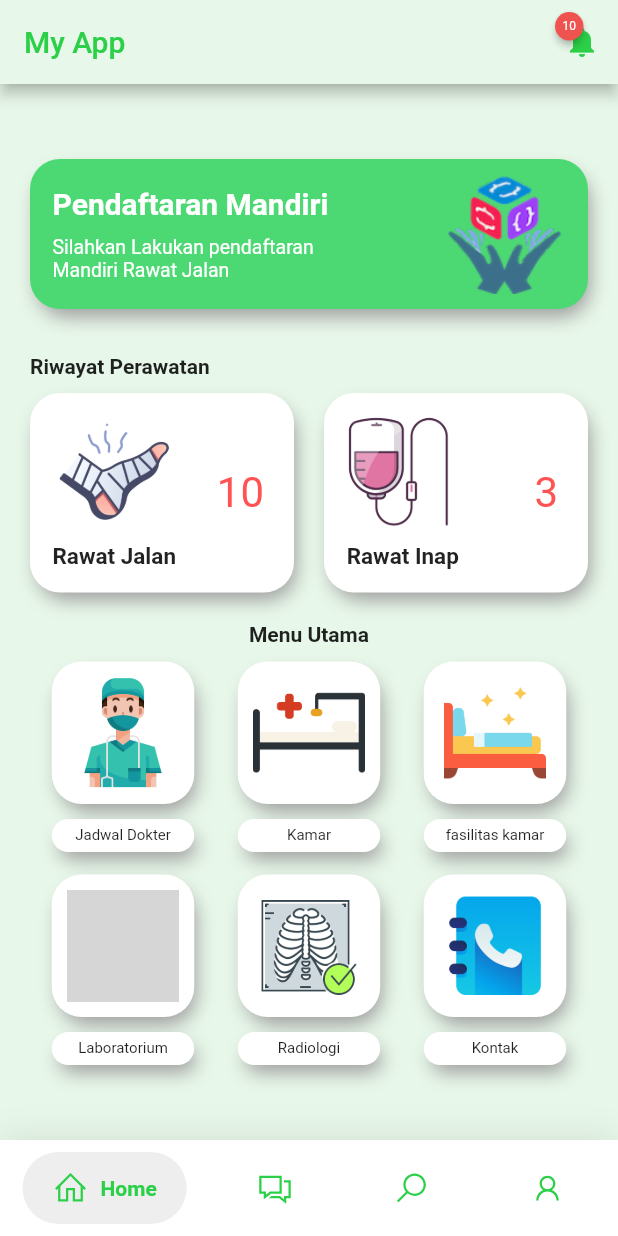
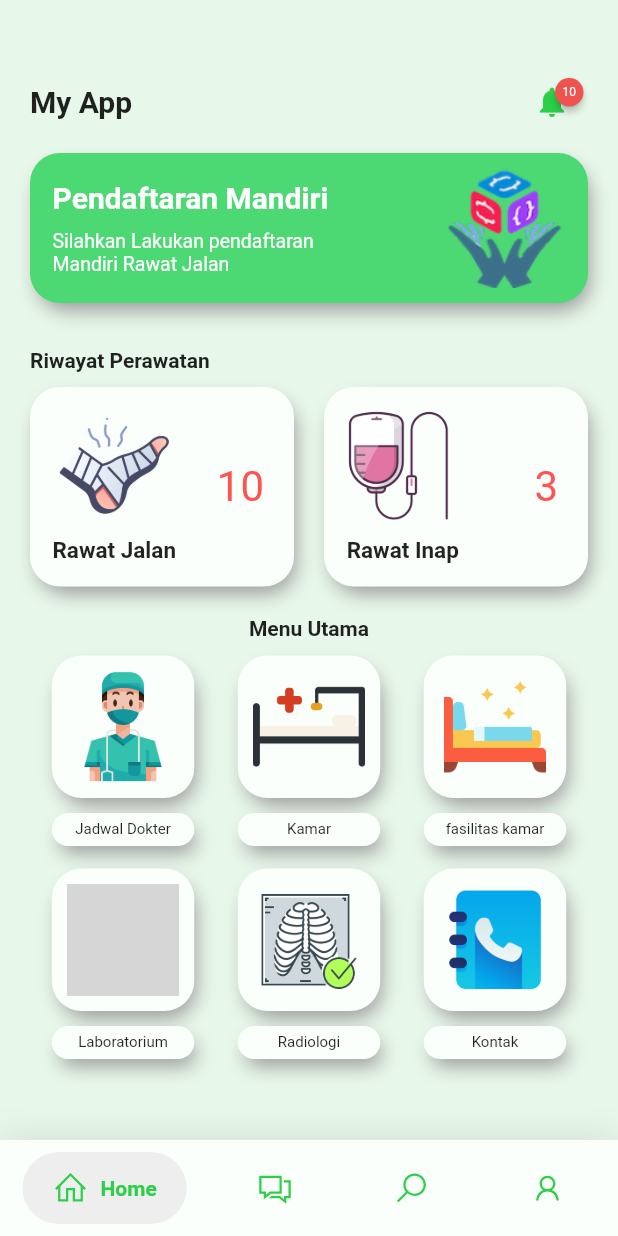
Before and after one commit to aji1904/apam-flutter, a Flutter app: the screen it shows after launch, on a phone screen of 412 x 824 dp. Run offline on Flutter 3.47's test engine with Material 2 defaults, Android fonts, the phone set to English and light mode, and no system bars; drawn by our look-alikes of badges, google_nav_bar; our stand-ins replace animated_splash_screen, line_icons, page_transition; grey boxes are pictures that could not be loaded.

Commit message:
change app bar

```diff
--- a/lib/home.dart
+++ b/lib/home.dart
@@ -1,5 +1,7 @@
 import 'package:flutter/cupertino.dart';
 import 'package:flutter/material.dart';
+import 'package:badges/badges.dart';
+
 // import 'package:responsive_ui/responsive_ui.dart';
 
 class NavHome extends StatelessWidget {
@@ -17,7 +19,9 @@ class NavHome extends StatelessWidget {
         child: Column(
           children: <Widget>[
             // Daftar Mandiri
-            const Padding(padding: EdgeInsets.only(top: 20.0)),
+            const Padding(padding: EdgeInsets.only(top: 10.0)),
+            navbarApp,
+            const Padding(padding: EdgeInsets.only(top: 10.0)),
             cardPendaftaranMandiri,
             // Space
             spaceRiwayat,
@@ -35,6 +39,33 @@ class NavHome extends StatelessWidget {
   }
 }
 
+get onPressed => null;
+
+Widget navbarApp = Row(
+  mainAxisAlignment: MainAxisAlignment.spaceBetween,
+  children: [
+    const Text(
+      'My App',
+      style: TextStyle(
+        fontSize: 20,
+        fontWeight: FontWeight.bold,
+      ),
+    ),
+    Badge(
+      badgeContent:
+          const Text('10', style: TextStyle(color: Colors.white, fontSize: 8)),
+      child: IconButton(
+          onPressed: onPressed,
+          icon: const Icon(
+            Icons.notifications,
+            color: Color.fromRGBO(44, 208, 72, 1),
+          )),
+      badgeColor: Colors.red.shade400,
+      position: BadgePosition.topEnd(end: 3, top: 8),
+    ),
+  ],
+);
+
 Widget menuAplikasi = Column(
   children: [
     Row(
@@ -51,7 +82,7 @@ Widget menuAplikasi = Column(
                       borderRadius: BorderRadius.all(
                         Radius.circular(20.0),
                       ),
-                      color: Colors.white,
+                      color:Color.fromRGBO(250, 255, 251, 1),
                       boxShadow: [
                         BoxShadow(
                           color: Colors.grey,
@@ -82,7 +113,7 @@ Widget menuAplikasi = Column(
                       borderRadius: BorderRadius.all(
                         Radius.circular(20.0),
                       ),
-                      color: Colors.white,
+                      color: Color.fromRGBO(250, 255, 251, 1),
                       boxShadow: [
                         BoxShadow(
                           color: Colors.grey,
@@ -107,7 +138,7 @@ Widget menuAplikasi = Column(
                       borderRadius: BorderRadius.all(
                         Radius.circular(20.0),
                       ),
-                      color: Colors.white,
+                      color: Color.fromRGBO(250, 255, 251, 1),
                       boxShadow: [
                         BoxShadow(
                           color: Colors.grey,
@@ -139,7 +170,7 @@ Widget menuAplikasi = Column(
                       borderRadius: BorderRadius.all(
                         Radius.circular(20.0),
                       ),
-                      color: Colors.white,
+                      color: Color.fromRGBO(250, 255, 251, 1),
                       boxShadow: [
                         BoxShadow(
                           color: Colors.grey,
@@ -164,7 +195,7 @@ Widget menuAplikasi = Column(
                       borderRadius: BorderRadius.all(
                         Radius.circular(20.0),
                       ),
-                      color: Colors.white,
+                      color: Color.fromRGBO(250, 255, 251, 1),
                       boxShadow: [
                         BoxShadow(
                           color: Colors.grey,
@@ -195,7 +226,7 @@ Widget menuAplikasi = Column(
                       borderRadius: BorderRadius.all(
                         Radius.circular(20.0),
                       ),
-                      color: Colors.white,
+                      color: Color.fromRGBO(250, 255, 251, 1),
                       boxShadow: [
                         BoxShadow(
                           color: Colors.grey,
@@ -232,7 +263,7 @@ Widget menuAplikasi = Column(
                       borderRadius: BorderRadius.all(
                         Radius.circular(20.0),
                       ),
-                      color: Colors.white,
+                      color: Color.fromRGBO(250, 255, 251, 1),
                       boxShadow: [
                         BoxShadow(
                           color: Colors.grey,
@@ -263,7 +294,7 @@ Widget menuAplikasi = Column(
                       borderRadius: BorderRadius.all(
                         Radius.circular(20.0),
                       ),
-                      color: Colors.white,
+                      color: Color.fromRGBO(250, 255, 251, 1),
                       boxShadow: [
                         BoxShadow(
                           color: Colors.grey,
@@ -288,7 +319,7 @@ Widget menuAplikasi = Column(
                       borderRadius: BorderRadius.all(
                         Radius.circular(20.0),
                       ),
-                      color: Colors.white,
+                      color: Color.fromRGBO(250, 255, 251, 1),
                       boxShadow: [
                         BoxShadow(
                           color: Colors.grey,
@@ -319,7 +350,7 @@ Widget menuAplikasi = Column(
                       borderRadius: BorderRadius.all(
                         Radius.circular(20.0),
                       ),
-                      color: Colors.white,
+                      color: Color.fromRGBO(250, 255, 251, 1),
                       boxShadow: [
                         BoxShadow(
                           color: Colors.grey,
@@ -344,7 +375,7 @@ Widget menuAplikasi = Column(
                       borderRadius: BorderRadius.all(
                         Radius.circular(20.0),
                       ),
-                      color: Colors.white,
+                      color: Color.fromRGBO(250, 255, 251, 1),
                       boxShadow: [
                         BoxShadow(
                           color: Colors.grey,
@@ -375,7 +406,7 @@ Widget menuAplikasi = Column(
                       borderRadius: BorderRadius.all(
                         Radius.circular(20.0),
                       ),
-                      color: Colors.white,
+                      color: Color.fromRGBO(250, 255, 251, 1),
                       boxShadow: [
                         BoxShadow(
                           color: Colors.grey,
@@ -486,7 +517,7 @@ Widget riwayatPerawatan = Row(
     Expanded(
       child: Container(
         decoration: const BoxDecoration(
-          color: Colors.white,
+          color: Color.fromRGBO(250, 255, 251, 1),
           borderRadius: BorderRadius.all(Radius.circular(20.0)),
           boxShadow: [
             BoxShadow(
@@ -537,7 +568,7 @@ Widget riwayatPerawatan = Row(
     Expanded(
       child: Container(
         decoration: const BoxDecoration(
-          color: Colors.white,
+          color:Color.fromRGBO(250, 255, 251, 1),
           borderRadius: BorderRadius.all(Radius.circular(20.0)),
           boxShadow: [
             BoxShadow(
--- a/lib/index.dart
+++ b/lib/index.dart
@@ -1,11 +1,12 @@
 import 'package:flutter/material.dart';
 import 'package:google_nav_bar/google_nav_bar.dart';
 import 'package:line_icons/line_icons.dart';
-import 'package:badges/badges.dart';
+// import 'package:badges/badges.dart';
 import 'package:my_app/chat.dart';
 import 'package:my_app/home.dart';
 import 'package:my_app/profil.dart';
 import 'package:my_app/search.dart';
+import 'package:page_transition/page_transition.dart';
 
 class MainApp extends StatefulWidget {
   const MainApp({Key? key}) : super(key: key);
@@ -30,36 +31,36 @@ class _MainState extends State<MainApp> {
   Widget build(BuildContext context) {
     return Scaffold(
       backgroundColor: const Color.fromRGBO(231, 247, 233, 1),
-      appBar: AppBar(
-        elevation: 4,
-        backgroundColor: const Color.fromRGBO(231, 247, 233, 1),
-        title: const Text(
-          'My App',
-          style: TextStyle(
-            color: Color.fromRGBO(44, 208, 72, 1),
-          ),
-        ),
-        actions: <Widget>[
-          Badge(
-            badgeContent: const Text('10',
-                style: TextStyle(color: Colors.white, fontSize: 8)),
-            child: IconButton(
-                onPressed: onPressed,
-                icon: const Icon(
-                  Icons.notifications,
-                  color: Color.fromRGBO(44, 208, 72, 1),
-                )),
-            badgeColor: Colors.red.shade400,
-            position: BadgePosition.topEnd(end: 23, top: 8),
-          )
-        ],
-      ),
+      // appBar: AppBar(
+      //   elevation: 4,
+      //   backgroundColor: const Color.fromRGBO(231, 247, 233, 1),
+      //   title: const Text(
+      //     'My App',
+      //     style: TextStyle(
+      //       color: Color.fromRGBO(44, 208, 72, 1),
+      //     ),
+      //   ),
+      //   actions: <Widget>[
+      //     Badge(
+      //       badgeContent: const Text('10',
+      //           style: TextStyle(color: Colors.white, fontSize: 8)),
+      //       child: IconButton(
+      //           onPressed: onPressed,
+      //           icon: const Icon(
+      //             Icons.notifications,
+      //             color: Color.fromRGBO(44, 208, 72, 1),
+      //           )),
+      //       badgeColor: Colors.red.shade400,
+      //       position: BadgePosition.topEnd(end: 23, top: 8),
+      //     )
+      //   ],
+      // ),
       body: Center(
         child: _widgetOptions.elementAt(_selectedIndex),
       ),
       bottomNavigationBar: Container(
         decoration: BoxDecoration(
-          color: Colors.white,
+          color: const Color.fromRGBO(250, 255, 251, 1),
           boxShadow: [
             BoxShadow(
               blurRadius: 20,
--- a/lib/main.dart
+++ b/lib/main.dart
@@ -14,7 +14,7 @@ void main() => runApp(
           primaryColor: Colors.grey[800],
         ),
         home: AnimatedSplashScreen(
-          duration: 3000,
+          duration: 2000,
           splash: "assets/images/logo.png",
           nextScreen: const MainApp(),
           splashTransition: SplashTransition.slideTransition,
```
